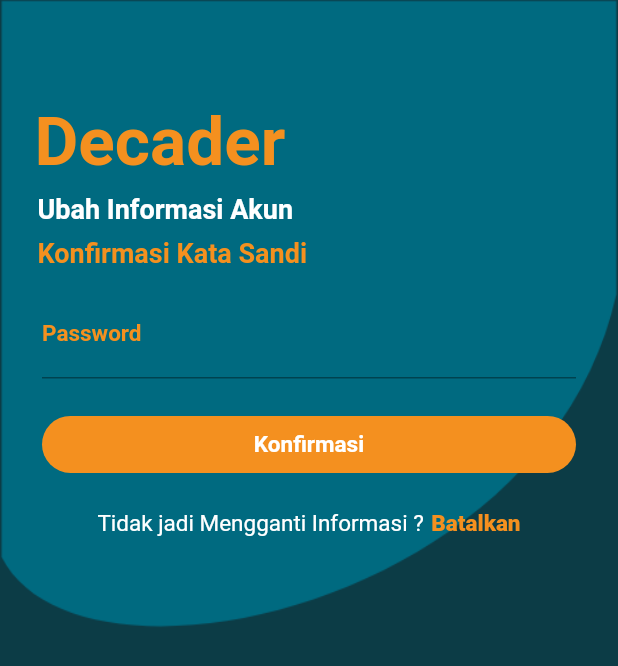
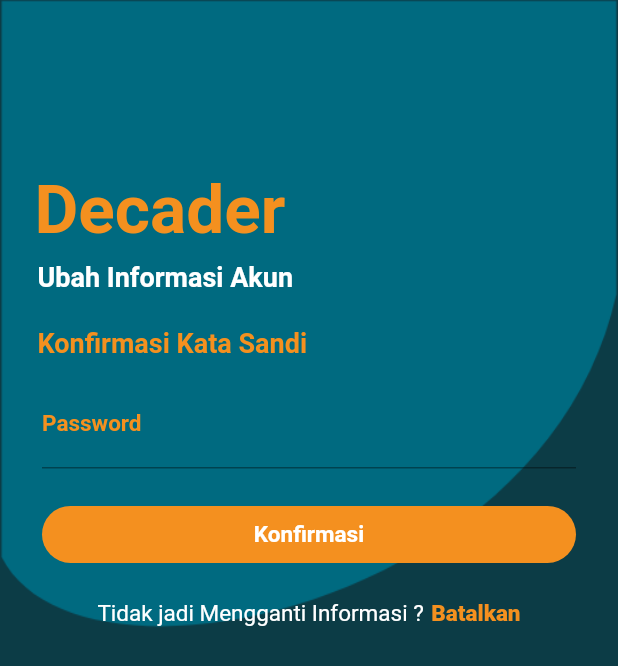
Before and after one commit to alfianmrf/decader_mobile, a Flutter app: the Confirmpass screen opened directly, on a phone screen of 412 x 824 dp. Shown: the top 666 px of the screen. Run offline on Flutter 3.47's test engine with Material 2 defaults, Android fonts, the phone set to English and light mode, and no system bars; our stand-ins replace bubble_tab_indicator, image_picker, shared_preferences; accounts and stored records are empty.

```diff
--- a/lib/screen/account_confirmpass.dart
+++ b/lib/screen/account_confirmpass.dart
@@ -71,6 +71,7 @@ class _ConfirmState extends State<Confirmpass> {
                                     crossAxisAlignment: CrossAxisAlignment.start,
                                     children: <Widget>[
                                       Container(
+                                        margin: EdgeInsets.only(top:45),
                                         padding: EdgeInsets.fromLTRB(
                                             15.0, 60.0, 0.0, 0.0),
                                         child: Text(
@@ -82,7 +83,6 @@ class _ConfirmState extends State<Confirmpass> {
                                           ),
                                         ),
                                       ),
-
                                       Container(
                                         padding: EdgeInsets.fromLTRB(
                                             17.0, 8, 0.0, 0.0),
@@ -96,6 +96,7 @@ class _ConfirmState extends State<Confirmpass> {
                                         ),
                                       ),
 
+                                      SizedBox(height: 15),
                                       Container(
                                         padding: EdgeInsets.fromLTRB(
                                             17.0, 8, 0.0, 0.0),
```
